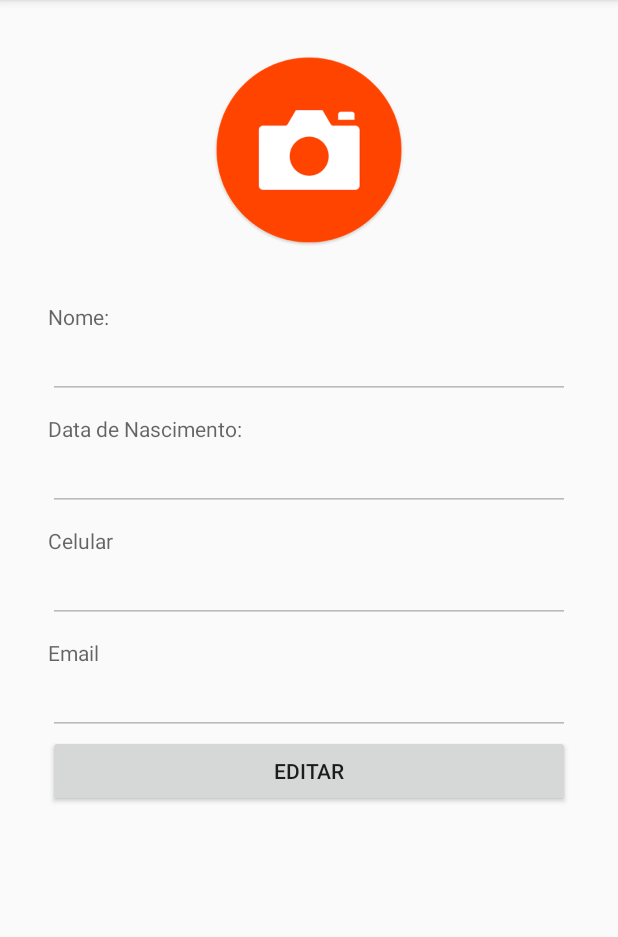
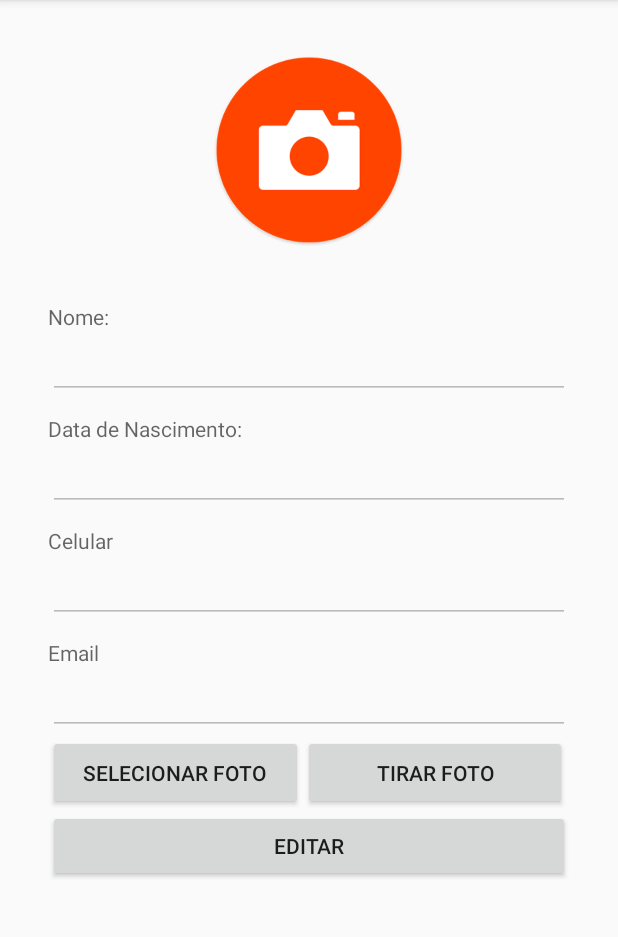
Before and after one commit to Riunjaku/Projeto_AlertaPet, an Android app: the screen it shows after launch (MainActivity), after a tap on an icon or button, on a phone screen of 412 x 824 dp, the part 84-1021 px from its top. Run offline under Robolectric (Android 15) with nearby library versions, the light colour scheme and no system bars; our stand-ins replace CircleImageView, Firebase (no records; nobody signed in at launch, a user with empty details on screens opened directly); pictures from the network do not load.

Commit message:
Criação da funcionalidade Selecionar foto e Tirar Foto na do usuário.

```diff
--- a/app/src/main/AndroidManifest.xml
+++ b/app/src/main/AndroidManifest.xml
@@ -1,7 +1,9 @@
 <?xml version="1.0" encoding="utf-8"?>
 <manifest xmlns:android="http://schemas.android.com/apk/res/android"
+    xmlns:uses-permissionandroid="http://schemas.android.com/apk/res-auto"
     package="com.aniharu.alertapet">
 
+    <uses-permission android:name="android.permission.READ_EXTERNAL_STORAGE"/>
     <uses-permission android:name="android.permission.ACCESS_FINE_LOCATION" />
     <uses-permission android:name="android.permission.ACCESS_COARSE_LOCATION" />
     <uses-permission android:name="android.permission.WRITE_EXTERNAL_STORAGE" />
--- a/app/src/main/java/com/aniharu/alertapet/PerfilFragment.java
+++ b/app/src/main/java/com/aniharu/alertapet/PerfilFragment.java
@@ -1,13 +1,21 @@
 package com.aniharu.alertapet;
 
 
+import android.content.Intent;
+import android.content.pm.PackageManager;
+import android.database.Cursor;
 import android.graphics.Bitmap;
+import android.graphics.BitmapFactory;
 import android.graphics.Region;
 import android.media.Image;
 import android.net.Uri;
 import android.os.Bundle;
+import android.provider.MediaStore;
 import android.support.annotation.NonNull;
+import android.support.v4.app.ActivityCompat;
 import android.support.v4.app.Fragment;
+import android.support.v4.content.ContextCompat;
+import android.text.Layout;
 import android.util.Log;
 import android.view.LayoutInflater;
 import android.view.View;
@@ -34,6 +42,10 @@ import com.google.firebase.storage.UploadTask;
 import java.io.ByteArrayOutputStream;
 import java.net.URI;
 
+import android.content.pm.PackageManager;
+
+import static android.app.Activity.RESULT_OK;
+
 
 /**
  * A simple {@link Fragment} subclass.
@@ -43,6 +55,9 @@ public class PerfilFragment extends Fragment {
     User user = new User();
     Uri downloadUrl;
     ImageView mImageView ;
+    final int GALERIA_IMAGENS = 1;
+    final int PERMISSAO_REQUEST = 2;
+    final int TIRAR_FOTO =3;
 
     public PerfilFragment() {
         // Required empty public constructor
@@ -53,6 +68,9 @@ public class PerfilFragment extends Fragment {
                              Bundle savedInstanceState) {
         // Inflate the layout for this fragment
         return inflater.inflate(R.layout.fragment_perfil_usuario, container, false);
+
+
+
     }
 
     @Override
@@ -72,6 +90,30 @@ public class PerfilFragment extends Fragment {
         final Button mBtnConfirmar = (Button) view.findViewById(R.id.btnConfirmar);
         final Button mBtnEditar = (Button) view.findViewById(R.id.btnEditar);
         final Button mBtnFoto = (Button) view.findViewById(R.id.btnFoto);
+        final Button mGaleria= (Button) view.findViewById(R.id.btnFotoGaleria);
+
+
+        mImageView = (ImageView)view.findViewById(R.id.imageview_default_picture);
+        Button galeria= (Button) view.findViewById(R.id.btnFotoGaleria);
+        mGaleria.setOnClickListener(new View.OnClickListener() {
+            @Override
+            public void onClick(View view) {
+                Intent intent = new Intent(Intent.ACTION_PICK, MediaStore.Images.Media.EXTERNAL_CONTENT_URI);
+                startActivityForResult(intent, GALERIA_IMAGENS);
+            }
+        });
+
+        Button foto = (Button) view.findViewById(R.id.btnFoto);
+        foto.setOnClickListener(new View.OnClickListener() {
+            @Override
+            public void onClick(View view) {
+                Intent takePictureIntent = new
+                        Intent(MediaStore.ACTION_IMAGE_CAPTURE);
+                if (takePictureIntent.resolveActivity(getActivity().getPackageManager())!= null){
+                    startActivityForResult(takePictureIntent, TIRAR_FOTO);
+                }
+            }
+        });
 
         //inserindo os dados na tela
         // mImageView.setImageURI(Uri.parse(user.imageUrl));
@@ -92,8 +134,8 @@ public class PerfilFragment extends Fragment {
                 mEmail.setEnabled(true);
                 mBtnConfirmar.setVisibility(View.VISIBLE);
                 mBtnFoto.setVisibility(View.VISIBLE);
+                mGaleria.setVisibility(View.VISIBLE);
                 mBtnEditar.setVisibility(View.GONE);
-
 
             }
         });
@@ -109,6 +151,7 @@ public class PerfilFragment extends Fragment {
                 mEmail.setEnabled(false);
                 mBtnConfirmar.setVisibility(View.GONE);
                 mBtnFoto.setVisibility(View.GONE);
+                mGaleria.setVisibility(View.GONE);
                 mBtnEditar.setVisibility(View.VISIBLE);
 
                 //salvar imagem(Eu acho tem que testar)
@@ -176,6 +219,20 @@ public class PerfilFragment extends Fragment {
         });
     }
 
-
+    @Override
+    public void onActivityResult(int requestCode, int resultCode, Intent data) {
+        super.onActivityResult(requestCode, resultCode, data);
+        if (resultCode== RESULT_OK && requestCode== GALERIA_IMAGENS) {
+            Uri selectedImage = data.getData();
+            String[] filePath = {MediaStore.Images.Media.DATA};
+            Cursor c = getActivity().getContentResolver().query(selectedImage, filePath, null, null, null);
+            c.moveToFirst();
+            int columnIndex = c.getColumnIndex(filePath[0]);
+            String picturePath = c.getString(columnIndex);
+            c.close();
+            Bitmap imagemGaleria = (BitmapFactory.decodeFile(picturePath));
+            mImageView.setImageBitmap(imagemGaleria);
+        }
+    }
 
 }
--- a/app/src/main/res/layout/fragment_perfil_usuario.xml
+++ b/app/src/main/res/layout/fragment_perfil_usuario.xml
@@ -1,4 +1,4 @@
-<FrameLayout xmlns:android="http://schemas.android.com/apk/res/android"
+<android.support.constraint.ConstraintLayout xmlns:android="http://schemas.android.com/apk/res/android"
     xmlns:app="http://schemas.android.com/apk/res-auto"
     xmlns:tools="http://schemas.android.com/tools"
     android:layout_width="match_parent"
@@ -9,10 +9,10 @@
 
     <LinearLayout
         android:layout_width="match_parent"
-        android:orientation="vertical"
-        android:layout_height="wrap_content">
+        android:layout_height="wrap_content"
+        android:orientation="vertical">
 
-    <!--Put form controls here-->
+        <!--Put form controls here-->
         <LinearLayout
             android:layout_width="match_parent"
             android:layout_height="201dp"
@@ -124,43 +124,55 @@
             android:layout_marginLeft="32dp"
             android:layout_marginRight="32dp"
             android:layout_marginStart="32dp"
-            android:inputType="textPersonName|textWebEmailAddress"
-            android:enabled="false"/>
+            android:enabled="false"
+            android:inputType="textPersonName|textWebEmailAddress" />
+
+        <LinearLayout
+            android:id="@+id/mLinearBotoes"
+            android:layout_width="match_parent"
+            android:layout_height="50dp"
+            android:layout_marginEnd="32dp"
+            android:layout_marginStart="32dp"
+            android:orientation="horizontal">
+
+            <Button
+                android:id="@+id/btnFotoGaleria"
+                android:layout_width="170dp"
+                android:layout_height="match_parent"
+                android:text="Selecionar Foto"
+                android:visibility="visible" />
+
+            <Button
+                android:id="@+id/btnFoto"
+                android:layout_width="176dp"
+                android:layout_height="match_parent"
+                android:text="Tirar Foto"
+                android:visibility="visible" />
+
+        </LinearLayout>
 
         <Button
-            android:id="@+id/btnFoto"
+            android:id="@+id/btnConfirmar"
             android:layout_width="match_parent"
             android:layout_height="match_parent"
             android:layout_marginEnd="32dp"
             android:layout_marginLeft="32dp"
             android:layout_marginRight="32dp"
             android:layout_marginStart="32dp"
-            android:text="Tirar Foto"
+            android:text="@string/btnConfirmar_label"
             android:visibility="gone" />
-
-
-        <Button
-            android:id="@+id/btnConfirmar"
-            android:layout_width="match_parent"
-            android:layout_height="match_parent"
-            android:layout_marginStart="32dp"
-            android:layout_marginLeft="32dp"
-            android:layout_marginRight="32dp"
-            android:layout_marginEnd="32dp"
-            android:visibility="gone"
-            android:text="@string/btnConfirmar_label"/>
 
         <Button
             android:id="@+id/btnEditar"
             android:layout_width="match_parent"
             android:layout_height="match_parent"
-            android:layout_marginStart="32dp"
+            android:layout_marginEnd="32dp"
             android:layout_marginLeft="32dp"
             android:layout_marginRight="32dp"
-            android:layout_marginEnd="32dp"
-            android:visibility="visible"
-            android:text="@string/btnEditar_label"/>
+            android:layout_marginStart="32dp"
+            android:text="@string/btnEditar_label"
+            android:visibility="visible" />
 
     </LinearLayout>
 
-</FrameLayout>
+</android.support.constraint.ConstraintLayout>
```
